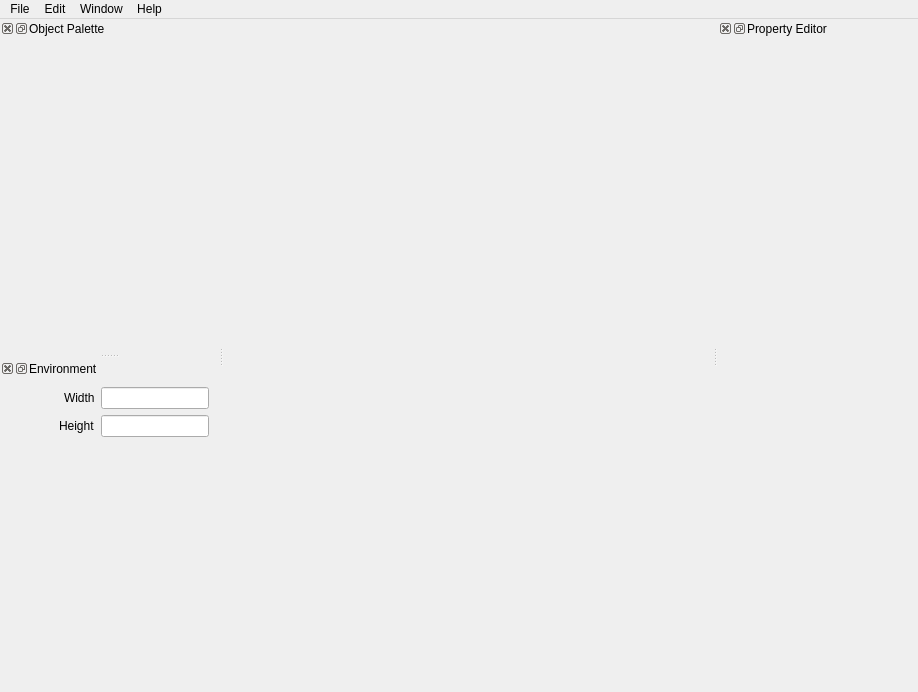
Before: the Qt Designer form editor/mainWindow.ui in Vavius/moai-ide, drawn with Qt 5.
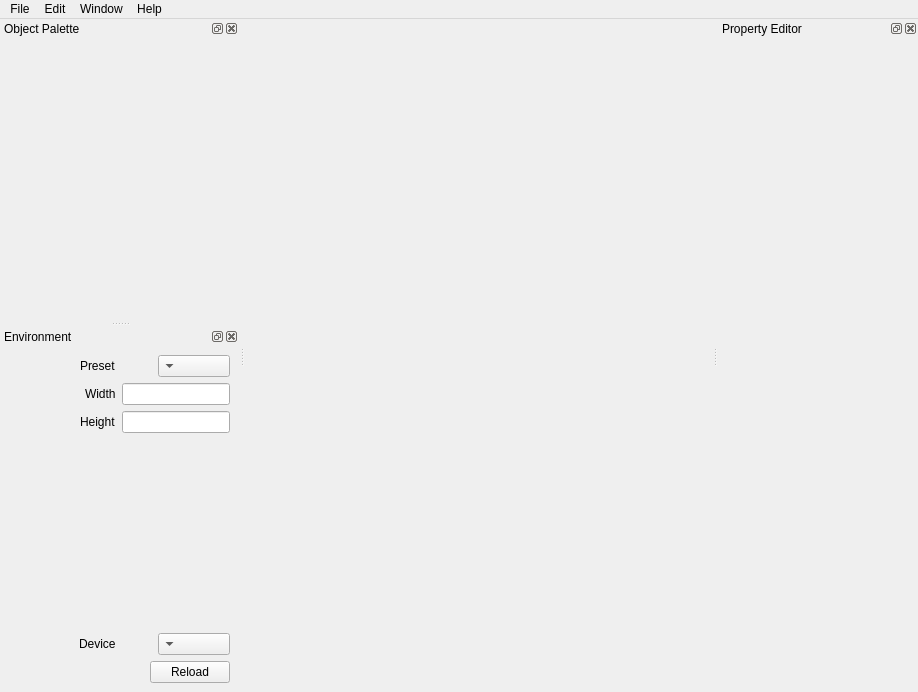
After: the same form once the commit is applied.

Patch:
```diff
--- a/editor/mainWindow.ui
+++ b/editor/mainWindow.ui
@@ -77,7 +77,7 @@
     <enum>Qt::ClickFocus</enum>
    </property>
    <property name="layoutDirection">
-    <enum>Qt::RightToLeft</enum>
+    <enum>Qt::LeftToRight</enum>
    </property>
    <property name="windowTitle">
     <string>Property Editor</string>
@@ -98,7 +98,7 @@
     <enum>Qt::ClickFocus</enum>
    </property>
    <property name="layoutDirection">
-    <enum>Qt::RightToLeft</enum>
+    <enum>Qt::LeftToRight</enum>
    </property>
    <property name="windowTitle">
     <string>Object Palette</string>
@@ -111,15 +111,15 @@
   <widget class="QDockWidget" name="environmentSettings">
    <property name="minimumSize">
     <size>
-     <width>218</width>
-     <height>200</height>
+     <width>239</width>
+     <height>241</height>
     </size>
    </property>
    <property name="focusPolicy">
     <enum>Qt::ClickFocus</enum>
    </property>
    <property name="layoutDirection">
-    <enum>Qt::RightToLeft</enum>
+    <enum>Qt::LeftToRight</enum>
    </property>
    <property name="windowTitle">
     <string>Environment</string>
@@ -128,25 +128,48 @@
     <number>1</number>
    </attribute>
    <widget class="QWidget" name="dockWidgetContents_5">
-    <layout class="QFormLayout" name="formLayout_2">
+    <property name="layoutDirection">
+     <enum>Qt::RightToLeft</enum>
+    </property>
+    <layout class="QFormLayout" name="formLayout">
      <property name="fieldGrowthPolicy">
       <enum>QFormLayout::FieldsStayAtSizeHint</enum>
      </property>
      <item row="0" column="0">
-      <widget class="QLineEdit" name="widthEdit">
-       <property name="focusPolicy">
-        <enum>Qt::StrongFocus</enum>
+      <widget class="QComboBox" name="resolutionPresetsList">
+       <property name="sizePolicy">
+        <sizepolicy hsizetype="Preferred" vsizetype="Fixed">
+         <horstretch>0</horstretch>
+         <verstretch>0</verstretch>
+        </sizepolicy>
+       </property>
+       <property name="editable">
+        <bool>false</bool>
        </property>
       </widget>
      </item>
      <item row="0" column="1">
+      <widget class="QLabel" name="label">
+       <property name="text">
+        <string>Preset</string>
+       </property>
+      </widget>
+     </item>
+     <item row="1" column="0">
+      <widget class="QLineEdit" name="widthEdit">
+       <property name="focusPolicy">
+        <enum>Qt::StrongFocus</enum>
+       </property>
+      </widget>
+     </item>
+     <item row="1" column="1">
       <widget class="QLabel" name="label_2">
        <property name="text">
         <string>Width</string>
        </property>
       </widget>
      </item>
-     <item row="1" column="0">
+     <item row="2" column="0">
       <widget class="QLineEdit" name="heightEdit">
        <property name="sizePolicy">
         <sizepolicy hsizetype="Expanding" vsizetype="Fixed">
@@ -165,13 +188,43 @@
        </property>
       </widget>
      </item>
-     <item row="1" column="1">
+     <item row="2" column="1">
       <widget class="QLabel" name="label_3">
        <property name="text">
         <string>Height</string>
        </property>
       </widget>
      </item>
+     <item row="3" column="1">
+      <spacer name="verticalSpacer">
+       <property name="orientation">
+        <enum>Qt::Vertical</enum>
+       </property>
+       <property name="sizeHint" stdset="0">
+        <size>
+         <width>20</width>
+         <height>20</height>
+        </size>
+       </property>
+      </spacer>
+     </item>
+     <item row="4" column="1">
+      <widget class="QLabel" name="label_4">
+       <property name="text">
+        <string>Device</string>
+       </property>
+      </widget>
+     </item>
+     <item row="5" column="0">
+      <widget class="QPushButton" name="reloadBtn">
+       <property name="text">
+        <string>Reload</string>
+       </property>
+      </widget>
+     </item>
+     <item row="4" column="0">
+      <widget class="QComboBox" name="availablleDevicesList"/>
+     </item>
     </layout>
    </widget>
   </widget>
```
